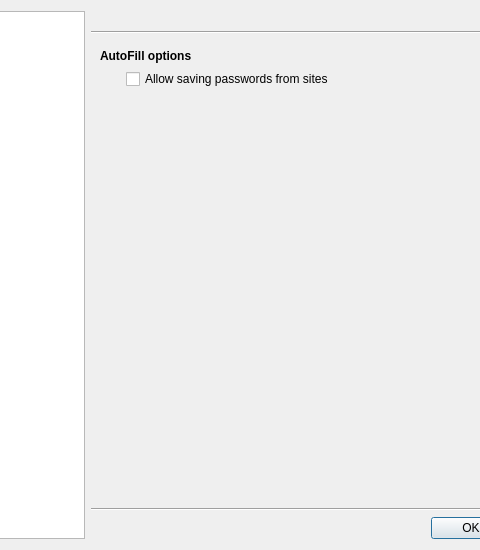
Before: the Qt Designer form src/lib/preferences/preferences.ui in QupZilla/qupzilla, drawn with Qt 5; both pictures show x 146 to 626 and y 0 to 550 of the 840 by 550 pixel window.
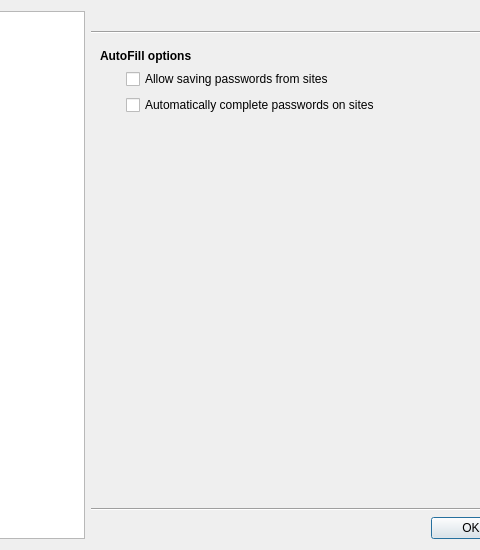
After: the same form once the commit is applied. The open tabs and pages were chosen to show the change. Custom widgets are drawn as their Qt base class.

Commit message:
AutoFill: Add option to disable auto complete on sites
This is particularly useful with Encrypted backend as it will
only prompt for password when you actually want to fill passwords.

What changed in the file:
```diff
--- a/src/lib/preferences/preferences.ui
+++ b/src/lib/preferences/preferences.ui
@@ -1966,7 +1966,7 @@
              </property>
             </spacer>
            </item>
-           <item row="2" column="0" colspan="3">
+           <item row="3" column="0" colspan="3">
             <widget class="QFrame" name="AutoFillFrame">
              <property name="sizePolicy">
               <sizepolicy hsizetype="Expanding" vsizetype="Expanding">
@@ -1981,6 +1981,13 @@
              </layout>
             </widget>
            </item>
+           <item row="2" column="1">
+            <widget class="QCheckBox" name="autoCompletePasswords">
+             <property name="text">
+              <string>Automatically complete passwords on sites</string>
+             </property>
+            </widget>
+           </item>
           </layout>
          </widget>
          <widget class="QWidget" name="privacyPage">
```
Left out of the diff: 4 changed lines with no effect on the pictures. The commit also changes 8 other files.
